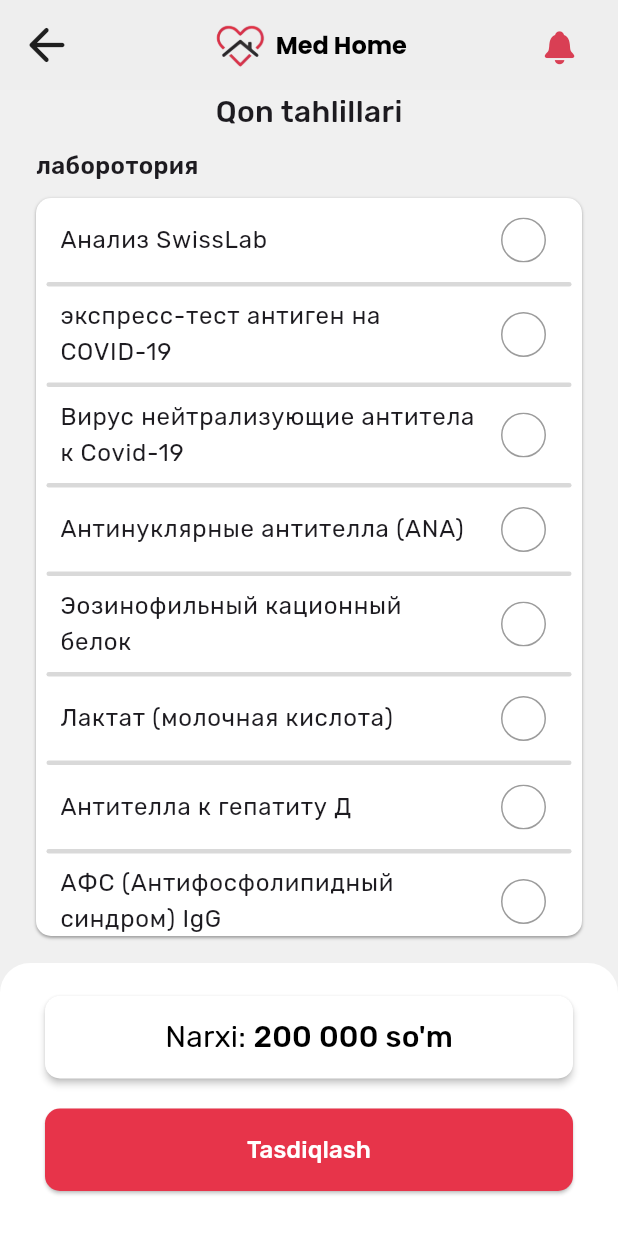
After one commit to professorDeveloper/MedHome, a Flutter app: the AnalysisType screen opened directly, on a phone screen of 412 x 824 dp. The commit adds this screen. Run offline on Flutter 3.47's test engine with Material 3 defaults, Android fonts, the phone set to English and light mode, and no system bars; our stand-ins replace animate_do, another_flushbar, auto_route, bloc, connectivity_plus, flutter_bloc and 7 more; missing offline and left inert: flutter_share, new_version, otp_pin_field, shake; accounts and stored records are empty; project files that could hold a hidden picture were left out.

Commit message:
Analysis screen added

```diff
--- /dev/null
+++ b/lib/screens/analysis/analysis_type.dart
@@ -0,0 +1,255 @@
+import 'package:flutter/cupertino.dart';
+import 'package:flutter/material.dart';
+import 'package:google_fonts/google_fonts.dart';
+
+import '../../utils/app_color.dart';
+import '../../utils/app_images.dart';
+import 'widgets/analysis_item.dart';
+
+class AnalysisType extends StatefulWidget {
+  const AnalysisType({super.key});
+
+  @override
+  State<AnalysisType> createState() => _AnalysisTypeState();
+}
+
+List<String> _analysis = [
+  'Анализ SwissLab',
+  'экспресс-тест антиген на COVID-19',
+  'Вирус нейтрализующие антитела к Covid-19',
+  'Антинуклярные антителла (ANA)',
+  'Эозинофильный кационный белок',
+  'Лактат (молочная кислота)',
+  'Антителла к гепатиту Д',
+  'АФС (Антифосфолипидный синдром) IgG',
+  'АФС (Антифосфолипидный синдром) IgM',
+  'Инсулино-подобний фактор роста 1 (сомато-медин) (ИФР-1)',
+  'Рилизинг-Гармон роста (гипоталамус)',
+  'Дыхательный тест с меченым углеродом',
+  'Экспресс-тест на выявление антител SARS-COV-2-IgG/IgM',
+  'Адреналин',
+  'Норалреналин',
+  'Антитела класса IgG к ClARS-COV-2',
+  'Антитела класса IgM к C”SARS-COV-2',
+];
+
+class _AnalysisTypeState extends State<AnalysisType> {
+  List<String> selectedItems = [];
+  void selectType(String item) {
+    if (!(selectedItems.contains(item))) {
+      setState(() {
+        selectedItems.add(item);
+      });
+    } else {
+      selectedItems.remove(item);
+    }
+  }
+
+  @override
+  Widget build(BuildContext context) {
+    return Scaffold(
+      backgroundColor: AppColor.gray1,
+      appBar: _appBar(contxt: context),
+      body: Stack(
+        children: [
+          Positioned(
+            top: 0,
+            left: 0,
+            right: 0,
+            bottom: 200,
+            child: Padding(
+              padding: const EdgeInsets.symmetric(horizontal: 24.0),
+              child: Column(
+                crossAxisAlignment: CrossAxisAlignment.start,
+                children: [
+                  Center(
+                    child: Text(
+                      'Qon tahlillari',
+                      style: GoogleFonts.rubik(
+                        fontSize: 20,
+                        fontWeight: FontWeight.w500,
+                      ),
+                    ),
+                  ),
+                  const SizedBox(
+                    height: 10,
+                  ),
+                  Text(
+                    'лаборотория',
+                    style: GoogleFonts.rubik(
+                      fontSize: 16,
+                      fontWeight: FontWeight.w600,
+                    ),
+                  ),
+                  const SizedBox(
+                    height: 10,
+                  ),
+                  Expanded(
+                    child: Container(
+                      width: double.infinity,
+                      decoration: BoxDecoration(
+                        color: Colors.white,
+                        borderRadius: BorderRadius.circular(10),
+                        boxShadow: [
+                          BoxShadow(
+                            color: Colors.grey,
+                            offset: Offset(0.0, 1.0), //(x,y)
+                            blurRadius: 1,
+                          )
+                        ],
+                      ),
+                      child: ListView.builder(
+                        physics: const AlwaysScrollableScrollPhysics(),
+                        itemBuilder: (ctx, index) {
+                          return AnalysisItem(
+                            isVisible: _analysis.length - 1 != index,
+                            title: _analysis[index],
+                            selectType: selectType,
+                            selectedItems: selectedItems,
+                          );
+                        },
+                        itemCount: _analysis.length,
+                        shrinkWrap: true,
+                      ),
+                    ),
+                  ),
+                ],
+              ),
+            ),
+          ),
+          Positioned(
+            bottom: 0,
+            left: 0,
+            right: 0,
+            child: Container(
+              padding: const EdgeInsets.only(
+                  top: 22, left: 30, right: 30, bottom: 30),
+              decoration: BoxDecoration(
+                color: Colors.white,
+                borderRadius: BorderRadius.only(
+                  topLeft: Radius.circular(20),
+                  topRight: Radius.circular(20),
+                ),
+              ),
+              child: Column(
+                children: [
+                  ElevatedButton(
+                    onPressed: () {},
+                    child: Text.rich(
+                      TextSpan(
+                          text: 'Narxi: ',
+                          style: GoogleFonts.rubik(
+                            fontSize: 20,
+                            fontWeight: FontWeight.w400,
+                            color: Colors.black,
+                          ),
+                          children: [
+                            TextSpan(
+                              text: '200 000 so\'m',
+                              style: GoogleFonts.rubik(
+                                fontSize: 20,
+                                fontWeight: FontWeight.w500,
+                                color: Colors.black,
+                              ),
+                            ),
+                          ]),
+                    ),
+                    style: ElevatedButton.styleFrom(
+                      minimumSize: Size(double.infinity, 55),
+                      shape: RoundedRectangleBorder(
+                          borderRadius: BorderRadius.circular(10)),
+                      backgroundColor: Colors.white,
+                      elevation: 2,
+                    ),
+                  ),
+                  const SizedBox(
+                    height: 20,
+                  ),
+                  ElevatedButton(
+                    onPressed: () {},
+                    child: Text(
+                      'Tasdiqlash',
+                      style: GoogleFonts.rubik(
+                          fontSize: 16,
+                          fontWeight: FontWeight.w500,
+                          color: Colors.white),
+                    ),
+                    style: ElevatedButton.styleFrom(
+                      minimumSize: Size(double.infinity, 55),
+                      shape: RoundedRectangleBorder(
+                          borderRadius: BorderRadius.circular(10)),
+                      backgroundColor: AppColor.red1,
+                    ),
+                  ),
+                ],
+              ),
+            ),
+          ),
+        ],
+      ),
+    );
+  }
+}
+
+AppBar _appBar({required BuildContext contxt}) => AppBar(
+      elevation: 0,
+      scrolledUnderElevation: 1,
+      toolbarHeight: 60,
+      backgroundColor: Colors.grey.shade200,
+      titleSpacing: 0,
+      surfaceTintColor: Colors.transparent,
+      title: Container(
+        width: double.infinity,
+        child: Row(
+            mainAxisAlignment: MainAxisAlignment.start,
+            crossAxisAlignment: CrossAxisAlignment.center,
+            children: [
+              SizedBox(
+                width: 5,
+              ),
+              IconButton(
+                  onPressed: () {
+                    Navigator.of(contxt).pop();
+                  },
+                  icon: Icon(
+                    Icons.arrow_back_rounded,
+                    size: 36,
+                    color: AppColor.textColor,
+                  )),
+              Spacer(),
+              Row(
+                crossAxisAlignment: CrossAxisAlignment.center,
+                children: [
+                  Container(
+                      width: 49,
+                      height: 49,
+                      child: Image.asset(
+                        AppImages.app,
+                      )),
+                  Text(
+                    "Med Home".toString(),
+                    style: GoogleFonts.poppins(
+                        fontSize: 16,
+                        fontWeight: FontWeight.bold,
+                        color: Colors.black),
+                  ),
+                ],
+              ),
+              Spacer(),
+              Container(
+                margin: EdgeInsets.only(top: 3),
+                child: IconButton(
+                    onPressed: (() => {}),
+                    icon: Icon(
+                      CupertinoIcons.bell_fill,
+                      size: 25,
+                      color: AppColor.red4,
+                    )),
+              ),
+              SizedBox(
+                width: 15,
+              ),
+            ]),
+      ),
+      automaticallyImplyLeading: false,
+    );
--- /dev/null
+++ b/lib/screens/analysis/widgets/analysis_item.dart
@@ -0,0 +1,67 @@
+import 'package:flutter/material.dart';
+import 'package:flutter_svg/svg.dart';
+import 'package:google_fonts/google_fonts.dart';
+
+import '../../../utils/app_color.dart';
+import '../../../utils/app_images.dart';
+
+// ignore: must_be_immutable
+class AnalysisItem extends StatefulWidget {
+  AnalysisItem({
+    super.key,
+    required this.isVisible,
+    required this.title,
+    required this.selectType,
+    required this.selectedItems,
+  });
+  String title;
+  bool isVisible;
+  Function selectType;
+  List<String> selectedItems;
+
+  @override
+  State<AnalysisItem> createState() => _AnalysisItemState();
+}
+
+class _AnalysisItemState extends State<AnalysisItem> {
+  @override
+  Widget build(BuildContext context) {
+    return Column(
+      children: [
+        ListTile(
+          onTap: () {
+            setState(() {
+              widget.selectType(widget.title);
+            });
+          },
+          title: Text(
+            widget.title,
+            style: GoogleFonts.rubik(
+              fontSize: 16,
+              fontWeight: FontWeight.w400,
+            ),
+          ),
+          trailing: widget.selectedItems.contains(widget.title)
+              ? Icon(
+                  Icons.check_circle_rounded,
+                  size: 30,
+                  color: AppColor.red1,
+                )
+              : SvgPicture.asset(
+                  AppImages.circle,
+                  width: 30,
+                  height: 30,
+                ),
+        ),
+        Container(
+          width: double.infinity,
+          height: widget.isVisible ? 3 : 0,
+          margin: const EdgeInsets.symmetric(horizontal: 7),
+          decoration: BoxDecoration(
+              color: AppColor.containerGrayColor,
+              borderRadius: BorderRadius.circular(50)),
+        ),
+      ],
+    );
+  }
+}
--- a/lib/screens/order/order_history.dart
+++ b/lib/screens/order/order_history.dart
@@ -28,13 +28,17 @@ class OrderHistory extends StatelessWidget {
         leading: Padding(
           padding: const EdgeInsets.only(left: 24.0),
           child: IconButton(
-              onPressed: () {},
-              icon: Icon(
-                Icons.arrow_back_rounded,
-                color: Colors.black,
-                size: 36,
-              )),
+            onPressed: () {
+              Navigator.of(context).pop();
+            },
+            icon: Icon(
+              Icons.arrow_back_rounded,
+              color: Colors.black,
+              size: 36,
+            ),
+          ),
         ),
+        leadingWidth: 80,
       ),
       body: Padding(
         padding: const EdgeInsets.only(
--- a/lib/utils/app_images.dart
+++ b/lib/utils/app_images.dart
@@ -23,6 +23,7 @@ class AppImages {
   static const icFemale = "assets/images/woman.svg";
   static const icNavigation = "assets/images/ic_navigation.svg";
   static const icLocation = "assets/images/ic_location.svg";
+  static const circle = 'assets/images/circle_outlined.svg';
 
   // home Grid
   static const Grid1 = "assets/images/1_grid.png";
```
Also changed, not shown: assets/images/circle_outlined.svg (added).
